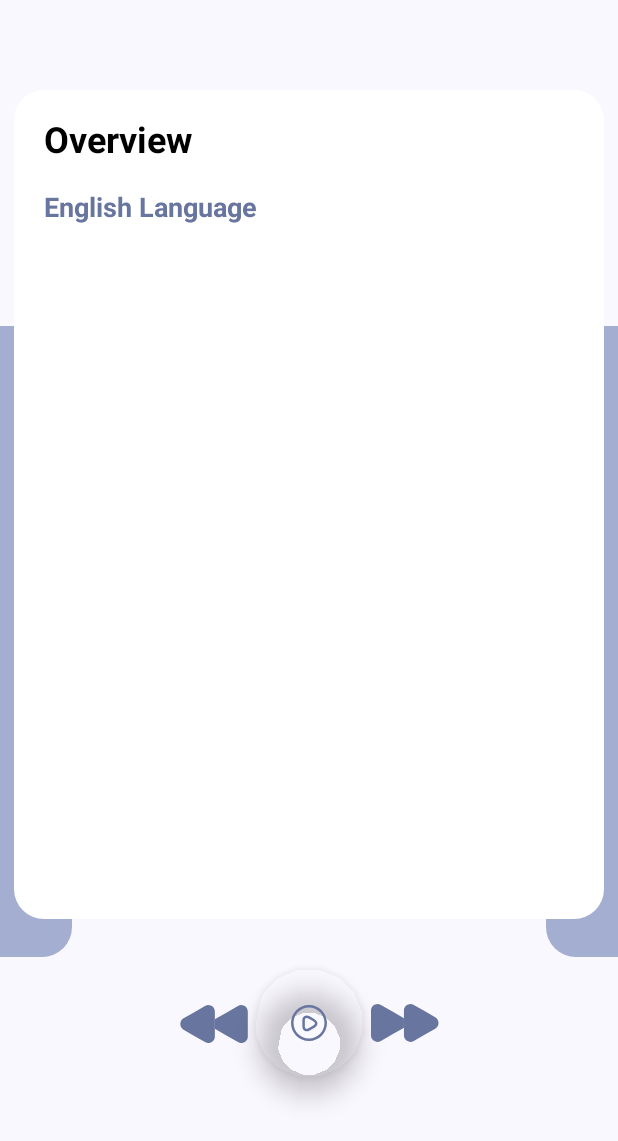
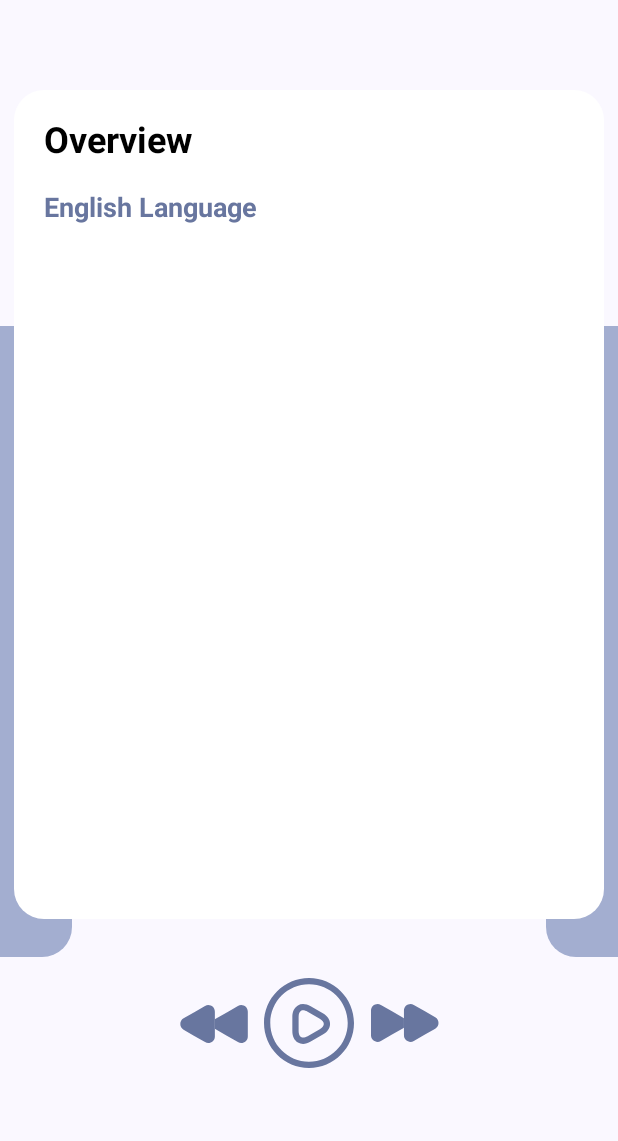
Before and after one commit to ElikplimSunu/Vizium, an Android app built with Jetpack Compose: the ReaderActivity screen opened directly, with no data from a screen before it, on a phone screen of 412 x 824 dp. Shown: the top 1141 px of the screen. Run offline under Robolectric (Android 15) with nearby library versions, the phone set to English and light mode, and no system bars; our stand-ins replace constraintlayout-compose; libraries missing offline, so code that uses them is left out: com.itextpdf.text; 7 statements that could not run were skipped.

Commit message:
Fixed the weird graphics glitch with the play and pause button on the Reader UI

```diff
--- a/app/src/main/java/com/sunueric/prototype1/ui/composables/ReaderComposable.kt
+++ b/app/src/main/java/com/sunueric/prototype1/ui/composables/ReaderComposable.kt
@@ -4,7 +4,7 @@ import android.content.Context
 import android.media.AudioAttributes
 import android.media.MediaPlayer
 import android.speech.tts.TextToSpeech
-import androidx.compose.foundation.BorderStroke
+import androidx.compose.foundation.Image
 import androidx.compose.foundation.background
 import androidx.compose.foundation.layout.Arrangement
 import androidx.compose.foundation.layout.Box
@@ -17,13 +17,10 @@ import androidx.compose.foundation.layout.padding
 import androidx.compose.foundation.layout.size
 import androidx.compose.foundation.layout.width
 import androidx.compose.foundation.rememberScrollState
-import androidx.compose.foundation.shape.CircleShape
 import androidx.compose.foundation.shape.RoundedCornerShape
 import androidx.compose.foundation.verticalScroll
-import androidx.compose.material3.ButtonDefaults
 import androidx.compose.material3.Icon
 import androidx.compose.material3.IconButton
-import androidx.compose.material3.OutlinedButton
 import androidx.compose.material3.Text
 import androidx.compose.runtime.Composable
 import androidx.compose.runtime.LaunchedEffect
@@ -38,6 +35,8 @@ import androidx.compose.ui.Alignment
 import androidx.compose.ui.ExperimentalComposeUiApi
 import androidx.compose.ui.Modifier
 import androidx.compose.ui.graphics.Color
+import androidx.compose.ui.graphics.ColorFilter
+import androidx.compose.ui.layout.ContentScale
 import androidx.compose.ui.platform.LocalContext
 import androidx.compose.ui.res.painterResource
 import androidx.compose.ui.text.TextStyle
@@ -194,7 +193,8 @@ private fun DisplayingExtractedText() {
 }
 
 /** This is an asychronous function that is used to extract text from pdf.
- *  @param path is the path of the pdf file.
+ *  @param pdfPath is the path of the pdf file.
+ *  @param callback is the function that is called when the text is extracted.
  *  @return the extracted text from pdf.
  **/
 private suspend fun fetchOcrText(pdfPath: String, callback: (String) -> Unit) {
@@ -203,7 +203,7 @@ private suspend fun fetchOcrText(pdfPath: String, callback: (String) -> Unit) {
         try {
             text = extractTextFromPdf(pdfPath)
         } catch (e: IOException) {
-            // Handle any exceptions here if needed
+
             e.printStackTrace()
         }
 
@@ -266,7 +266,7 @@ fun extractTextFromPdf(path: String): String {
 
         val pdfReader = PdfReader(path)
 
-        val n = pdfReader.numberOfPages
+        val totalNumberOfPages = pdfReader.numberOfPages
 
         // Loop through each page and extract the text.
         for (pageNumber in 1..1) {
@@ -286,9 +286,6 @@ fun extractTextFromPdf(path: String): String {
     return extractedText
 }
 
-private const val playIcon = 1
-private const val pauseIcon = 2
-
 @Composable
 fun PauseAndPlayButton(context: Context = LocalContext.current.applicationContext,
                        isPlaying: Boolean,
@@ -302,19 +299,12 @@ fun PauseAndPlayButton(context: Context = LocalContext.current.applicationContex
     var startPosition by remember { mutableIntStateOf(0) }
     var spokenWordIndex by remember { mutableIntStateOf(0) }
 
-    OutlinedButton(
-        modifier = Modifier
-            .size(72.dp),
-        shape = CircleShape,
-        //contentPadding = PaddingValues(12.dp),
-        elevation = ButtonDefaults.buttonElevation(
-            defaultElevation = 10.dp,
-            pressedElevation = 10.dp
-        ),
-        colors = ButtonDefaults.outlinedButtonColors(
-            contentColor = Color.White
-        ),
-        border = BorderStroke(0.dp, Color.Transparent),
+    Box(
+        modifier = Modifier.size(72.dp),
+        contentAlignment = Alignment.Center
+    ) {
+        IconButton(
+            modifier = Modifier.fillMaxSize(),
             onClick = {
                 if (isPlaying) {
                     pauseText(mediaPlayer, scope, onTogglePlayPause)
@@ -324,16 +314,30 @@ fun PauseAndPlayButton(context: Context = LocalContext.current.applicationContex
                     if (audioFilePath.isEmpty()) {
                         audioFilePath = generateSpeechAudio(context, tts, readerText)
                     }
-            playText(mediaPlayer, audioFilePath, scope, startPosition, spokenWordIndex, onTogglePlayPause)
+                    playText(
+                        mediaPlayer,
+                        audioFilePath,
+                        scope,
+                        startPosition,
+                        spokenWordIndex,
+                        onTogglePlayPause
+                    )
                 }
-        }
-    ) {
+            }) {
             when (isPlaying) {
                 true -> {
-                SetPlayPauseButtonIcons(icon = R.drawable.baseline_pause_circle_outline_24, iconDescription = "Pause speech")
+                    SetPlayPauseButtonIcons(
+                        icon = R.drawable.baseline_pause_circle_outline_24,
+                        iconDescription = "Pause speech"
+                    )
                 }
+
                 false -> {
-                SetPlayPauseButtonIcons(icon = R.drawable.play_button, iconDescription = "Play Song")
+                    SetPlayPauseButtonIcons(
+                        icon = R.drawable.play_button,
+                        iconDescription = "Play Song"
+                    )
+                }
             }
         }
     }
@@ -345,12 +349,12 @@ private fun SetPlayPauseButtonIcons(
     icon: Int,
     iconDescription: String
 ) {
-    Icon(
-        modifier = Modifier
-            .fillMaxSize(),
+    Image(
         painter = painterResource(id = icon),
         contentDescription = iconDescription,
-        tint = Color(0xFF68769F)
+        modifier = Modifier.fillMaxSize(),
+        contentScale = ContentScale.Inside,
+        colorFilter = ColorFilter.tint(Color(0xFF68769F))
     )
 }
 
--- a/app/src/main/res/drawable/play_button.xml
+++ b/app/src/main/res/drawable/play_button.xml
@@ -1,6 +1,6 @@
 <vector xmlns:android="http://schemas.android.com/apk/res/android"
-    android:width="50dp"
-    android:height="50dp"
+    android:width="60dp"
+    android:height="60dp"
     android:viewportWidth="50"
     android:viewportHeight="50">
   <path
```
Lines whose indentation alone changed are shown as unchanged.
